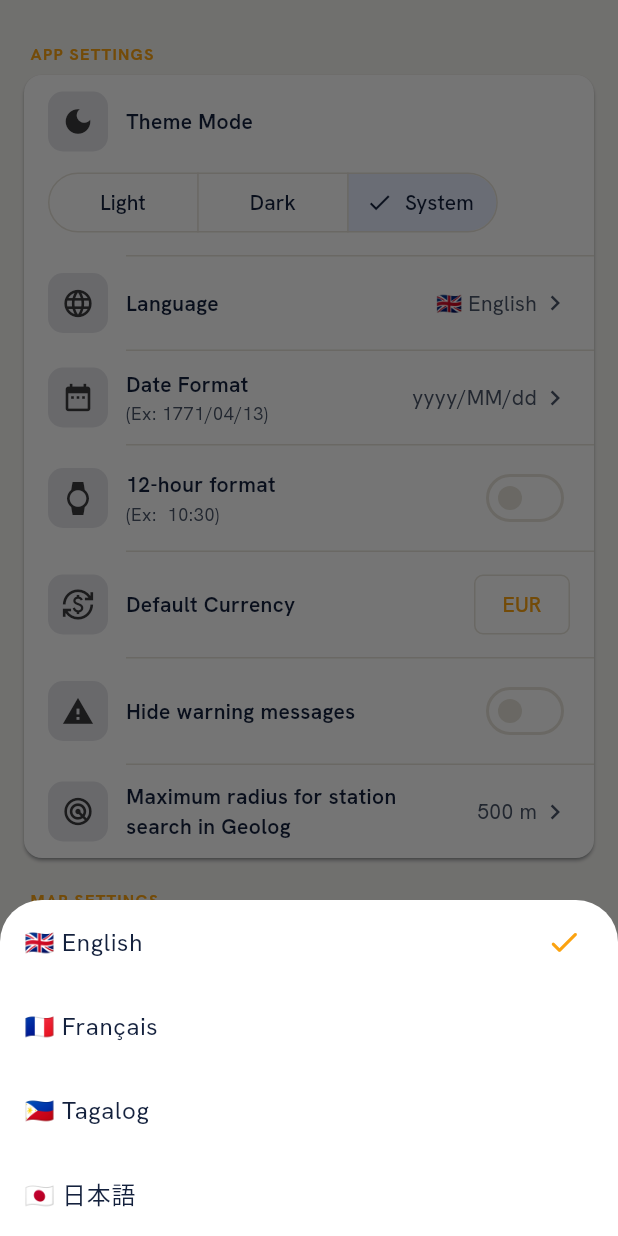
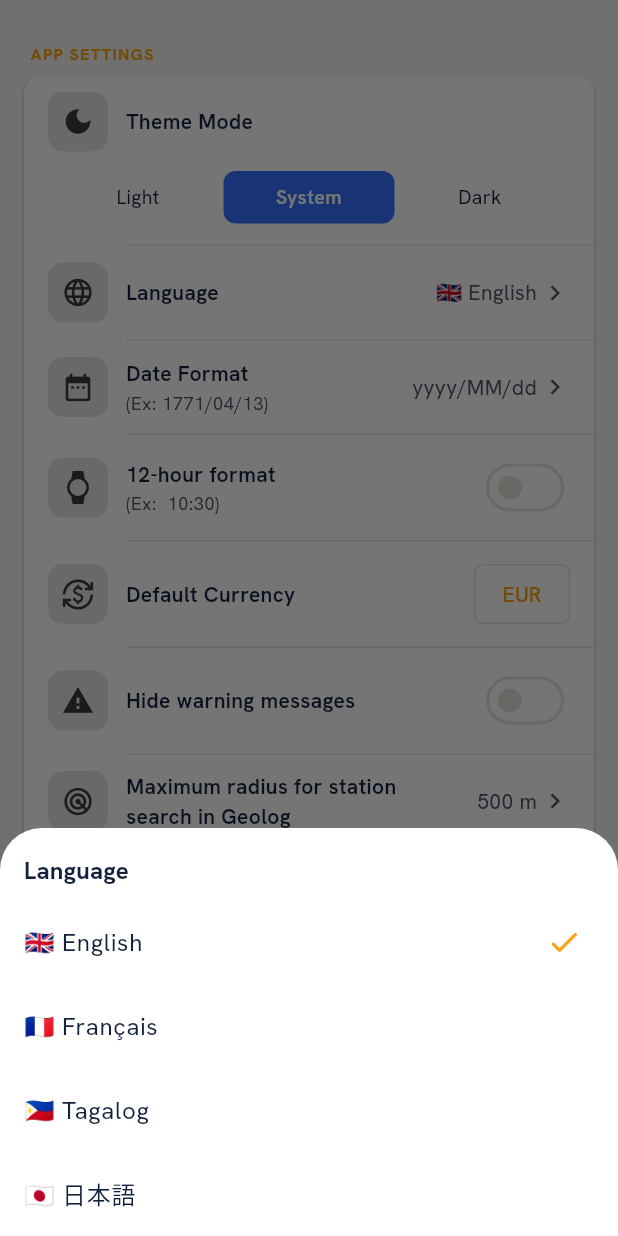
Before and after one commit to simeoncapy/trainlog-app, a Flutter app: the SettingsPage screen opened directly, after a tap on "Language", on a phone screen of 412 x 824 dp. Run offline on Flutter 3.47's test engine with Material 3 defaults, Android fonts, the phone set to English and light mode, and no system bars; our stand-ins replace cookie_jar, country_picker, csv, diacritic, dio, dio_cookie_manager and 20 more; missing offline and left inert: const_date_time, currency_picker, duration, flutter_inappwebview, geodesy, google_polyline_algorithm and 6 more; accounts and stored records are empty; generated files the repository leaves out were written again; network calls fail; statements that could not run were skipped; project files that could hold a hidden picture were left out.

Commit message:
Add picker titles and custom theme selector
Bottom-sheet pickers now show a title matching the source tile. The
theme selector uses a custom segmented control (secondary colour for
the selected segment) spanning the full tile width instead of the
AdaptiveSegmentedButton.

https://claude.ai/code/session_01PiXjLuAv7kWXpK4iJCvAsv

```diff
--- a/lib/features/settings/settings_page.dart
+++ b/lib/features/settings/settings_page.dart
@@ -11,7 +11,6 @@ import 'package:trainlog_app/platform/adaptive_button.dart';
 import 'package:trainlog_app/platform/adaptive_dialog.dart';
 import 'package:trainlog_app/platform/adaptive_information_message.dart';
 import 'package:trainlog_app/platform/adaptive_page_route.dart';
-import 'package:trainlog_app/platform/adaptive_segmented_button.dart';
 import 'package:trainlog_app/platform/adaptive_switch.dart';
 import 'package:trainlog_app/platform/settings_group.dart';
 import 'package:trainlog_app/providers/settings_provider.dart';
@@ -86,6 +85,7 @@ class _SettingsPageState extends State<SettingsPage> {
 
   Future<void> _showPicker<T>({
     required BuildContext context,
+    required String title,
     required List<({String label, T value})> options,
     required T selected,
     required ValueChanged<T> onChanged,
@@ -95,19 +95,32 @@ class _SettingsPageState extends State<SettingsPage> {
       builder: (ctx) => SafeArea(
         child: Column(
           mainAxisSize: MainAxisSize.min,
-          children: options.map((opt) {
+          crossAxisAlignment: CrossAxisAlignment.stretch,
+          children: [
+            Padding(
+              padding: const EdgeInsets.fromLTRB(16, 16, 16, 8),
+              child: Text(
+                title,
+                style: Theme.of(ctx).textTheme.titleMedium?.copyWith(
+                      fontWeight: FontWeight.w700,
+                    ),
+              ),
+            ),
+            ...options.map((opt) {
               final isSelected = opt.value == selected;
               return ListTile(
                 title: Text(opt.label),
                 trailing: isSelected
-                  ? Icon(Icons.check_rounded, color: Theme.of(ctx).colorScheme.primary)
+                    ? Icon(Icons.check_rounded,
+                        color: Theme.of(ctx).colorScheme.primary)
                     : null,
                 onTap: () {
                   Navigator.pop(ctx);
                   onChanged(opt.value);
                 },
               );
-          }).toList(),
+            }),
+          ],
         ),
       ),
     );
@@ -210,8 +223,8 @@ class _SettingsPageState extends State<SettingsPage> {
 
     final themeOptions = [
       (label: l10n.settingsLight, value: ThemeMode.light),
+      (label: l10n.settingsSystem, value: ThemeMode.system),
       (label: l10n.settingsDark, value: ThemeMode.dark),
-      (label: l10n.settingsSystem, value: ThemeMode.system),
     ];
 
     final languageOptions = [
@@ -264,6 +277,7 @@ class _SettingsPageState extends State<SettingsPage> {
         trailing: _chevronTrailing(ctx, langName),
         onTap: () => _showPicker<String>(
           context: ctx,
+          title: l10n.settingsLanguage,
           options: languageOptions,
           selected: settings.locale.languageCode,
           onChanged: (v) => settings.setLocale(Locale(v)),
@@ -276,6 +290,7 @@ class _SettingsPageState extends State<SettingsPage> {
         trailing: _chevronTrailing(ctx, settings.dateFormat),
         onTap: () => _showPicker<String>(
           context: ctx,
+          title: l10n.settingsDateFormat,
           options: dateFormatOptions,
           selected: settings.dateFormat,
           onChanged: settings.setDateFormat,
@@ -318,6 +333,7 @@ class _SettingsPageState extends State<SettingsPage> {
         trailing: _chevronTrailing(ctx, radiusName),
         onTap: () => _showPicker<int>(
           context: ctx,
+          title: l10n.settingsSprRadius,
           options: radiusOptions,
           selected: settings.sprRadius,
           onChanged: settings.setSprRadius,
@@ -367,6 +383,7 @@ class _SettingsPageState extends State<SettingsPage> {
         trailing: _chevronTrailing(ctx, orderName),
         onTap: () => _showPicker<PathDisplayOrder>(
           context: ctx,
+          title: l10n.settingsMapPathDisplayOrder,
           options: orderOptions,
           selected: settings.pathDisplayOrder,
           onChanged: (v) {
@@ -381,6 +398,7 @@ class _SettingsPageState extends State<SettingsPage> {
         trailing: _chevronTrailing(ctx, paletteName),
         onTap: () => _showPicker<MapColorPalette>(
           context: ctx,
+          title: l10n.settingsMapColorPalette,
           options: paletteOptions,
           selected: settings.mapColorPalette,
           onChanged: (v) {
@@ -434,6 +452,7 @@ class _SettingsPageState extends State<SettingsPage> {
             ? null
             : () => _showPicker<int>(
                   context: ctx,
+                  title: l10n.settingsAccountVisibility,
                   options: visibilityOptions,
                   selected: _vm.accountVisibility!,
                   onChanged: (v) => _vm.setAccountVisibility(
@@ -644,15 +663,17 @@ class _ThemeRow extends StatelessWidget {
 
   @override
   Widget build(BuildContext context) {
+    final cs = Theme.of(context).colorScheme;
     final isDark = Theme.of(context).brightness == Brightness.dark;
     final bgColor = isDark ? const Color(0xFF3A3A3C) : const Color(0xFFE5E5EA);
     final fgColor = isDark ? const Color(0xFFEEEEF0) : const Color(0xFF3A3A3C);
 
     return Padding(
-      padding: const EdgeInsets.symmetric(horizontal: 16, vertical: 11),
+      padding: const EdgeInsets.fromLTRB(16, 11, 16, 11),
       child: Column(
         crossAxisAlignment: CrossAxisAlignment.start,
         children: [
+          // Header row: icon square + label
           Row(
             children: [
               Container(
@@ -674,16 +695,46 @@ class _ThemeRow extends StatelessWidget {
             ],
           ),
           const SizedBox(height: 10),
-          AdaptiveSegmentedButton.build<ThemeMode>(
-            context: context,
-            segments: options
-                .map((o) => AdaptiveSegmentedButtonSegment<ThemeMode>(
-                      value: o.value,
-                      label: Text(o.label),
-                    ))
-                .toList(),
-            selectedValue: selected,
-            onChanged: onChanged,
+          // Segmented control, centred within the tile
+          Container(
+            decoration: BoxDecoration(
+              color: cs.surfaceContainerHighest,
+              borderRadius: BorderRadius.circular(10),
+            ),
+            padding: const EdgeInsets.all(3),
+            child: Row(
+              children: options.map((entry) {
+                final selectedItem = selected == entry.value;
+                return Expanded(
+                  child: AnimatedContainer(
+                    duration: const Duration(milliseconds: 200),
+                    decoration: BoxDecoration(
+                      color: selectedItem ? cs.secondary : Colors.transparent,
+                      borderRadius: BorderRadius.circular(8),
+                    ),
+                    child: InkWell(
+                      borderRadius: BorderRadius.circular(8),
+                      onTap: () => onChanged(entry.value),
+                      child: Padding(
+                        padding: const EdgeInsets.symmetric(vertical: 8),
+                        child: Text(
+                          entry.label,
+                          textAlign: TextAlign.center,
+                          style: TextStyle(
+                            fontSize: 13,
+                            color:
+                                selectedItem ? cs.onSecondary : cs.onSurface,
+                            fontWeight: selectedItem
+                                ? FontWeight.w600
+                                : FontWeight.normal,
+                          ),
+                        ),
+                      ),
+                    ),
+                  ),
+                );
+              }).toList(),
+            ),
           ),
         ],
       ),
```
Lines whose indentation alone changed are shown as unchanged.
